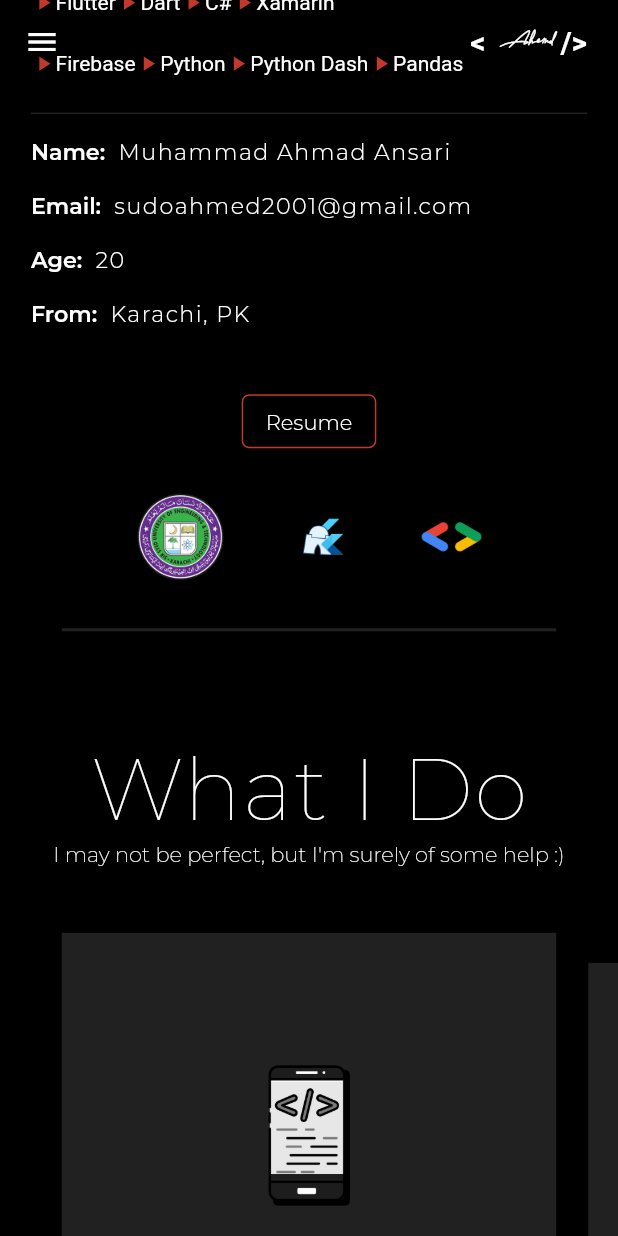
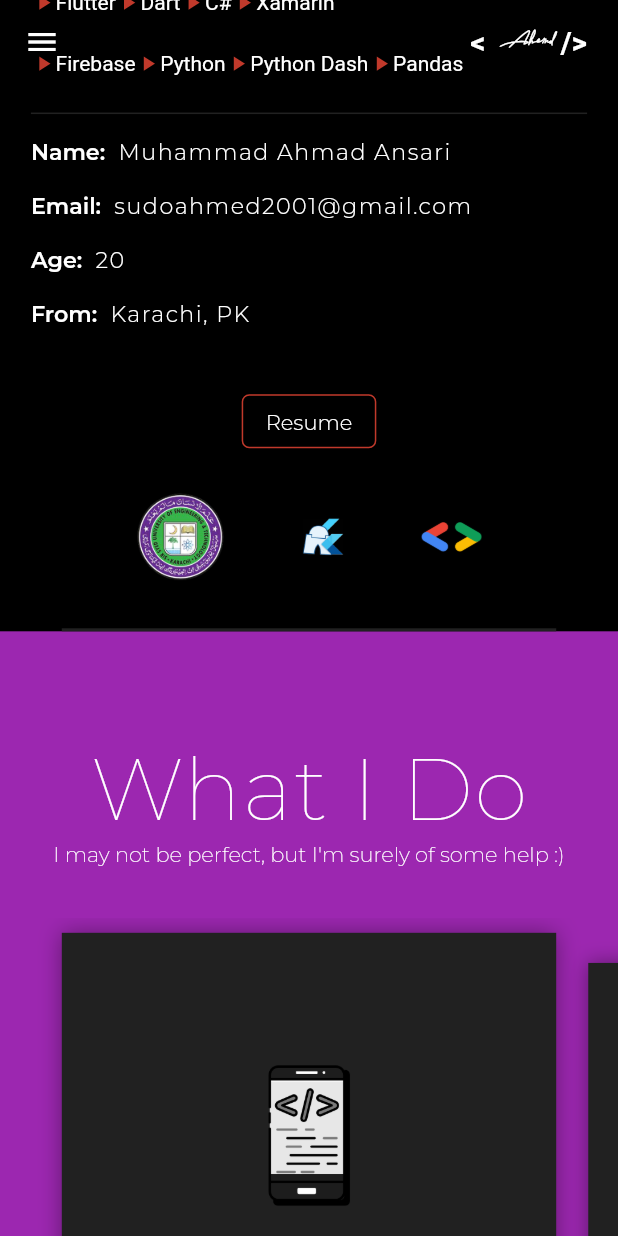
Before and after one commit to sudoahmed/responsive_portfolio, a Flutter app: the screen it shows after launch, scrolled down 1728 dp, on a phone screen of 412 x 824 dp. Run offline on Flutter 3.47's test engine with Material 2 defaults, Android fonts, the light colour scheme and no system bars; drawn by our look-alikes of carousel_slider, flip_card; our stand-ins replace animated_text_kit, google_fonts, responsive_builder, shared_preferences, url_strategy; missing offline and left inert: universal_html; network calls fail.

Commit message:
Background color changed for testing workflow Actions

```diff
--- a/lib/sections/main_section.dart
+++ b/lib/sections/main_section.dart
@@ -115,7 +115,8 @@ class MainPageState extends State<MainPage> {
     final themeProv = Provider.of<ThemeProvider>(context);
     return Scaffold(
       extendBodyBehindAppBar: true,
-      backgroundColor: themeProv.lightTheme ? Colors.white : Colors.black,
+      backgroundColor: Colors.purple,
+      //backgroundColor: themeProv.lightTheme ? Colors.white : Colors.black,
       appBar: MediaQuery.of(context).size.width < 760
           ? AppBar(
               iconTheme: IconThemeData(
```
